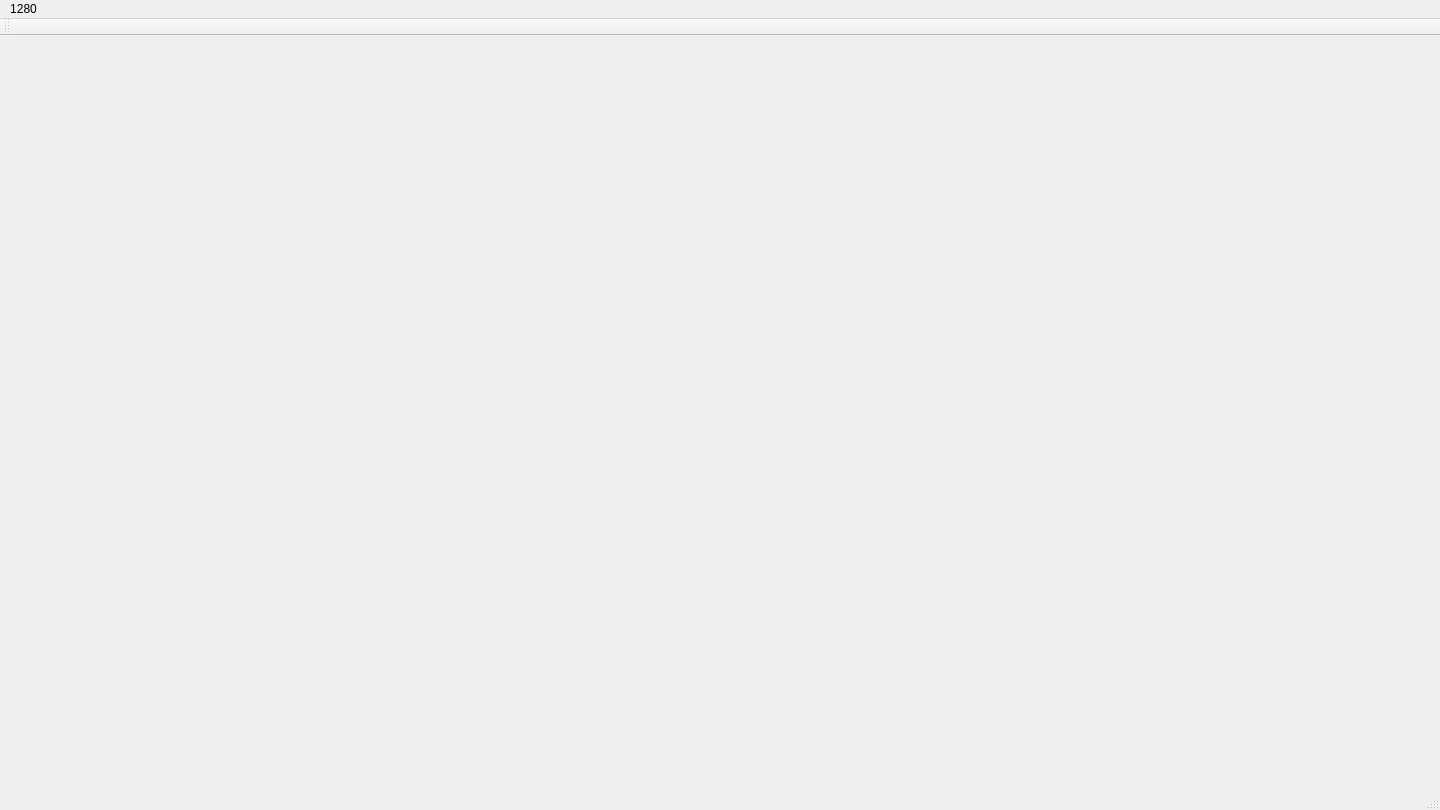
Qt form tank/mainwindow.ui (AbidHasanZidane/Tank1990) before a commit.
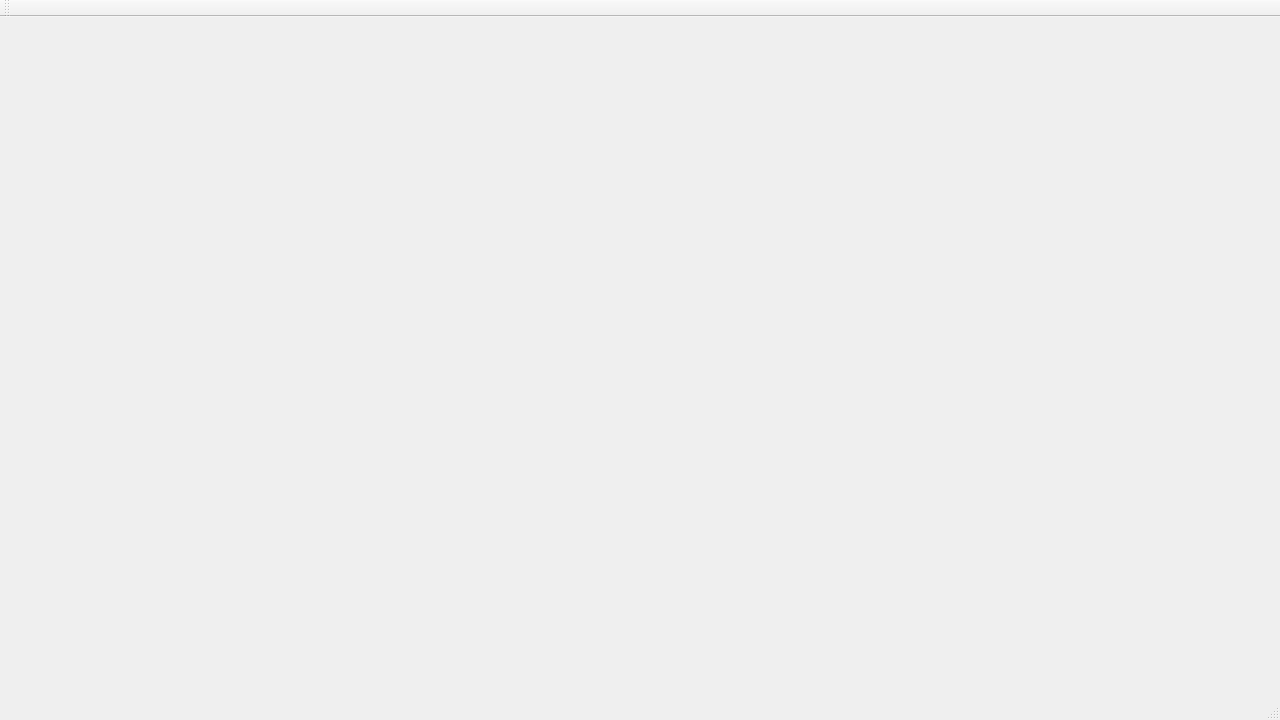
The same form after that commit.

Diff of the .ui file:
```diff
--- a/tank/mainwindow.ui
+++ b/tank/mainwindow.ui
@@ -6,30 +6,20 @@
    <rect>
     <x>0</x>
     <y>0</y>
-    <width>1440</width>
-    <height>810</height>
+    <width>1280</width>
+    <height>720</height>
    </rect>
   </property>
+  <property name="minimumSize">
+   <size>
+    <width>0</width>
+    <height>286</height>
+   </size>
+  </property>
   <property name="windowTitle">
    <string>MainWindow</string>
   </property>
   <widget class="QWidget" name="centralWidget"/>
-  <widget class="QMenuBar" name="menuBar">
-   <property name="geometry">
-    <rect>
-     <x>0</x>
-     <y>0</y>
-     <width>1440</width>
-     <height>26</height>
-    </rect>
-   </property>
-   <widget class="QMenu" name="menu1280">
-    <property name="title">
-     <string>1280</string>
-    </property>
-   </widget>
-   <addaction name="menu1280"/>
-  </widget>
   <widget class="QToolBar" name="mainToolBar">
    <attribute name="toolBarArea">
     <enum>TopToolBarArea</enum>
```
